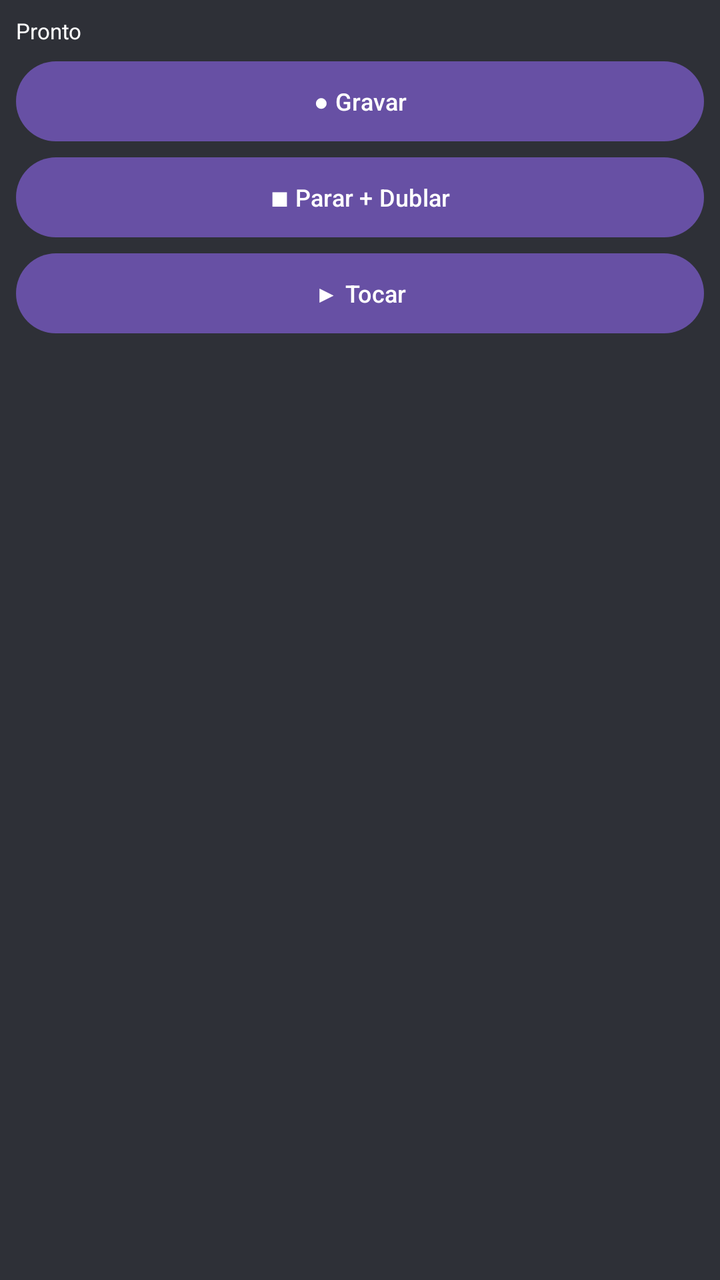
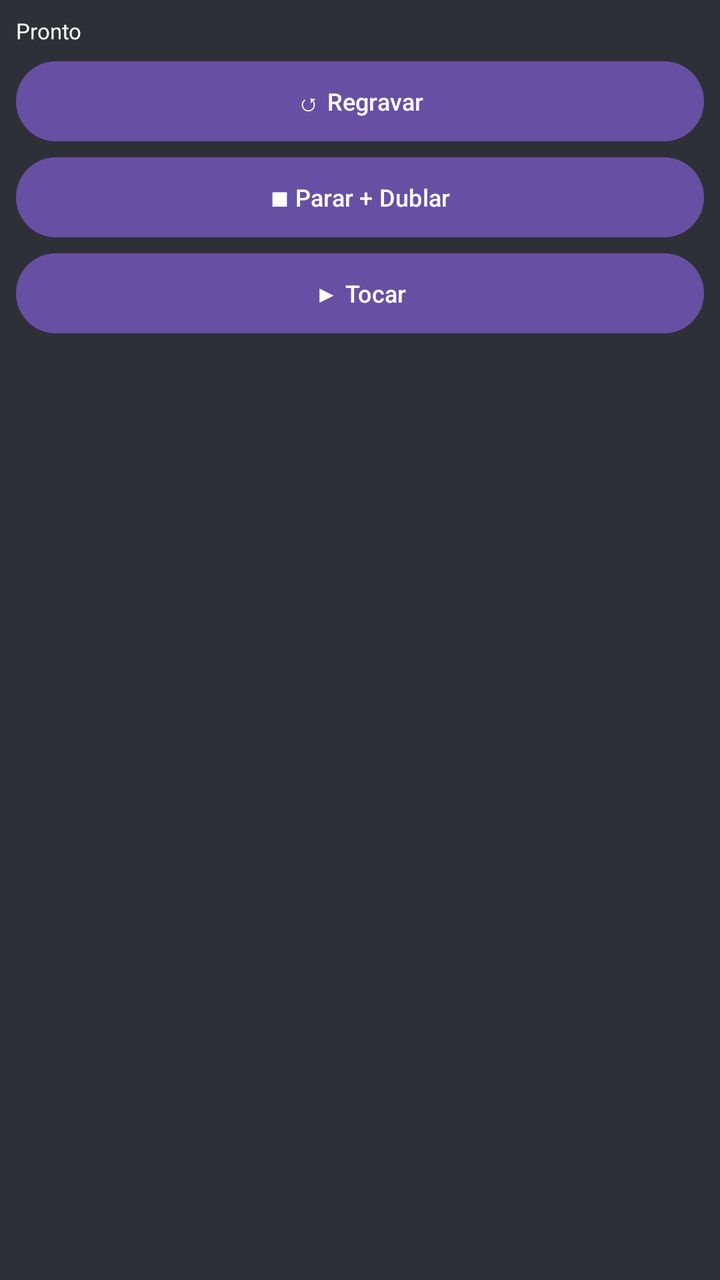

An Android layout rendered at two revisions. The XML below is the earlier revision; the diff shows what the commit changed to produce the second picture.
<!-- AndroidManifest.xml: application theme Theme.Material3.DayNight.NoActionBar -->
<!-- res/layout/overlay.xml -->
<?xml version="1.0" encoding="utf-8"?>
<LinearLayout xmlns:android="http://schemas.android.com/apk/res/android"
    android:orientation="vertical"
    android:background="#E6181B22"
    android:padding="8dp"
    android:layout_width="wrap_content"
    android:layout_height="wrap_content">
    <TextView android:id="@+id/ovStatus"
        android:layout_width="160dp" android:layout_height="wrap_content"
        android:text="Pronto" android:textColor="#FFFFFF" android:textSize="11sp"
        android:paddingBottom="4dp"/>
    <Button android:id="@+id/ovRec"
        android:layout_width="match_parent" android:layout_height="wrap_content"
        android:text="● Gravar" android:textSize="12sp"/>
    <Button android:id="@+id/ovStop"
        android:layout_width="match_parent" android:layout_height="wrap_content"
        android:text="■ Parar + Dublar" android:textSize="12sp"/>
    <Button android:id="@+id/ovPlay"
        android:layout_width="match_parent" android:layout_height="wrap_content"
        android:text="▶ Tocar" android:textSize="12sp"/>
</LinearLayout>
<!-- resources referenced by this layout -->
<resources>

</resources>

<!-- the commit's change to res/layout/overlay.xml (unified diff, before → after) -->
@@ -11,7 +11,7 @@
         android:paddingBottom="4dp"/>
     <Button android:id="@+id/ovRec"
         android:layout_width="match_parent" android:layout_height="wrap_content"
-        android:text="● Gravar" android:textSize="12sp"/>
+        android:text="↺ Regravar" android:textSize="12sp"/>
     <Button android:id="@+id/ovStop"
         android:layout_width="match_parent" android:layout_height="wrap_content"
         android:text="■ Parar + Dublar" android:textSize="12sp"/>
